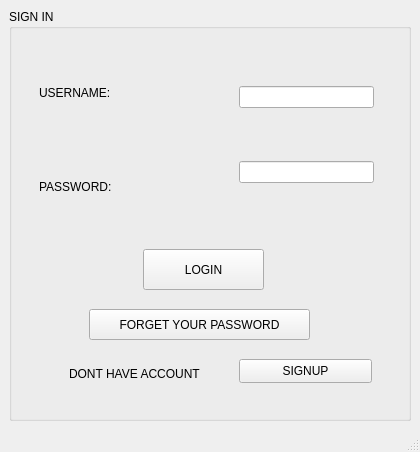
The window that mainwindow.ui (Maedeh01/Ap-project) describes before a commit, drawn with Qt 5.
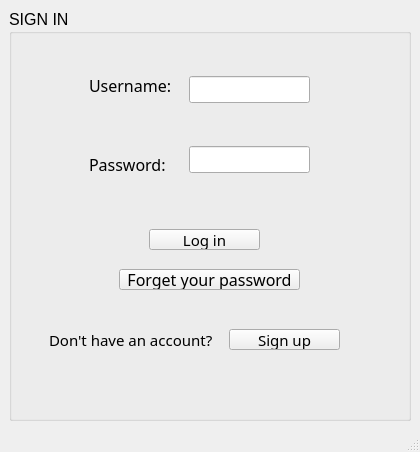
The same window after the commit.

```diff
--- a/mainwindow.ui
+++ b/mainwindow.ui
@@ -17,42 +17,62 @@
    <layout class="QVBoxLayout" name="verticalLayout_2">
     <item>
      <widget class="QGroupBox" name="groupBox">
+      <property name="font">
+       <font>
+        <pointsize>12</pointsize>
+       </font>
+      </property>
       <property name="title">
        <string>SIGN IN</string>
       </property>
       <widget class="QLabel" name="label_4">
        <property name="geometry">
         <rect>
-         <x>60</x>
-         <y>330</y>
-         <width>149</width>
-         <height>69</height>
+         <x>40</x>
+         <y>290</y>
+         <width>171</width>
+         <height>81</height>
         </rect>
        </property>
+       <property name="font">
+        <font>
+         <family>MV Boli</family>
+         <pointsize>11</pointsize>
+         <italic>false</italic>
+         <bold>false</bold>
+         <strikeout>false</strikeout>
+        </font>
+       </property>
        <property name="text">
-        <string>DONT HAVE ACCOUNT</string>
+        <string>Don't have an account?</string>
        </property>
       </widget>
       <widget class="QPushButton" name="pushButton_signup">
        <property name="geometry">
         <rect>
-         <x>230</x>
-         <y>350</y>
-         <width>133</width>
-         <height>24</height>
+         <x>220</x>
+         <y>320</y>
+         <width>111</width>
+         <height>21</height>
         </rect>
        </property>
+       <property name="font">
+        <font>
+         <family>NPIRogheh</family>
+         <pointsize>11</pointsize>
+        </font>
+       </property>
        <property name="text">
-        <string>SIGNUP</string>
+        <string>Sign up</string>
        </property>
       </widget>
-      <widget class="QWidget" name="">
+      <widget class="QWidget" name="layoutWidget">
        <property name="geometry">
         <rect>
-         <x>230</x>
+         <x>180</x>
          <y>30</y>
-         <width>135</width>
-         <height>191</height>
+         <width>121</width>
+         <height>171</height>
         </rect>
        </property>
        <layout class="QVBoxLayout" name="verticalLayout_3">
@@ -67,50 +87,74 @@
       <widget class="QPushButton" name="pushbutton_forget">
        <property name="geometry">
         <rect>
-         <x>80</x>
-         <y>300</y>
-         <width>221</width>
-         <height>31</height>
+         <x>110</x>
+         <y>260</y>
+         <width>181</width>
+         <height>21</height>
         </rect>
        </property>
+       <property name="font">
+        <font>
+         <family>NPIRogheh</family>
+         <pointsize>12</pointsize>
+        </font>
+       </property>
        <property name="text">
-        <string>FORGET YOUR PASSWORD</string>
+        <string>Forget your password</string>
        </property>
       </widget>
       <widget class="QPushButton" name="pushButton_login">
        <property name="geometry">
         <rect>
-         <x>134</x>
-         <y>240</y>
-         <width>121</width>
-         <height>41</height>
+         <x>140</x>
+         <y>220</y>
+         <width>111</width>
+         <height>21</height>
         </rect>
        </property>
+       <property name="font">
+        <font>
+         <family>NPIRogheh</family>
+         <pointsize>11</pointsize>
+        </font>
+       </property>
        <property name="text">
-        <string>LOGIN</string>
+        <string>Log in</string>
        </property>
       </widget>
-      <widget class="QWidget" name="">
+      <widget class="QWidget" name="layoutWidget">
        <property name="geometry">
         <rect>
-         <x>30</x>
+         <x>80</x>
          <y>40</y>
-         <width>151</width>
-         <height>181</height>
+         <width>101</width>
+         <height>151</height>
         </rect>
        </property>
        <layout class="QVBoxLayout" name="verticalLayout">
         <item>
          <widget class="QLabel" name="label">
+          <property name="font">
+           <font>
+            <family>MV Boli</family>
+            <pointsize>12</pointsize>
+           </font>
+          </property>
           <property name="text">
-           <string>USERNAME:</string>
+           <string>Username:</string>
           </property>
          </widget>
         </item>
         <item>
          <widget class="QLabel" name="label_2">
+          <property name="font">
+           <font>
+            <family>MV Boli</family>
+            <pointsize>12</pointsize>
+           </font>
+          </property>
           <property name="text">
-           <string>PASSWORD:</string>
+           <string>Password:</string>
           </property>
          </widget>
         </item>
```
Left out of the diff: 2 changed lines with no effect on the pictures.
